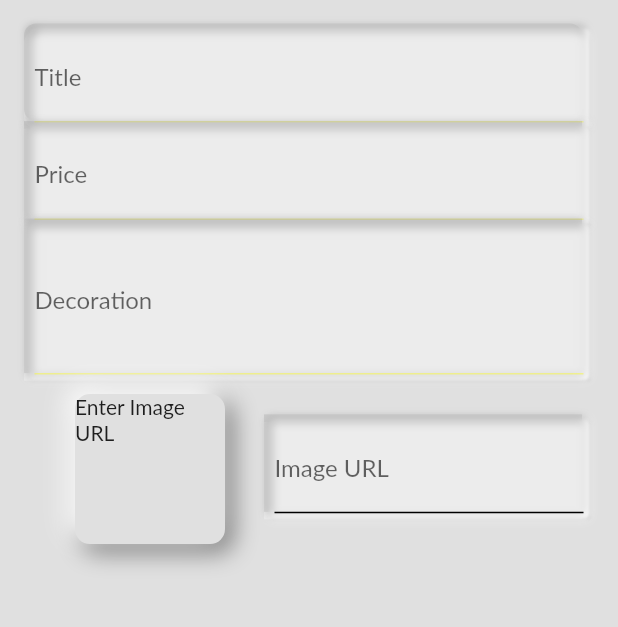
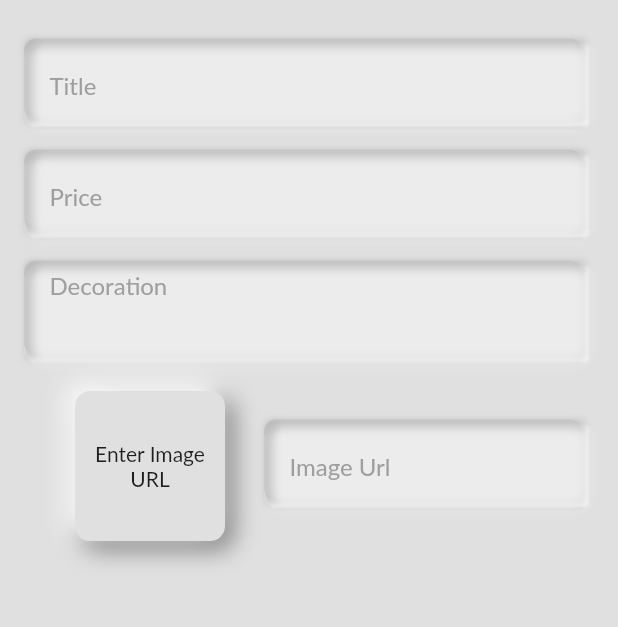
Before and after one commit to minhho89/Flutter_Shop_App, a Flutter app: the AddNewProductScreen screen opened by its route, on a phone screen of 412 x 824 dp, the part 124-751 px from its top. Run offline on Flutter 3.47's test engine with Material 2 defaults, Android fonts, the phone set to English and light mode, and no system bars; our stand-ins replace badges; Roboto replaces fonts that are missing (Lato).

Commit message:
cart neumorphic

```diff
--- a/lib/screens/add_new_screen/add_new_screen.dart
+++ b/lib/screens/add_new_screen/add_new_screen.dart
@@ -98,6 +98,7 @@ class _AddNewProductScreenState extends State<AddNewProductScreen> {
   Widget build(BuildContext context) {
     return Scaffold(
         backgroundColor: kBackgroundColor,
+        drawer: buildDrawer(context),
         appBar: CusTomAppBar(
           context: context,
           titleText: 'Add new product',
@@ -120,12 +121,13 @@ class _AddNewProductScreenState extends State<AddNewProductScreen> {
                     key: _keyForm,
                     child: ListView(
                       children: [
-                        NeumorphicTextInputField(
+                        Padding(
+                          padding: const EdgeInsets.symmetric(vertical: 10),
+                          child: NeumorphicTextInputField(
                             borderRadius: BorderRadius.circular(8),
                             textFormField: TextFormField(
-                              decoration: const InputDecoration(
-                                label: Text('Title'),
-                              ),
+                                decoration:
+                                    buildNeumorphicInputDecoration('Title'),
                                 keyboardType: TextInputType.text,
                                 textInputAction: TextInputAction.next,
                                 onSaved: (value) {
@@ -139,11 +141,14 @@ class _AddNewProductScreenState extends State<AddNewProductScreen> {
                                   );
                                 }),
                           ),
-                        NeumorphicTextInputField(
+                        ),
+                        Padding(
+                          padding: const EdgeInsets.symmetric(vertical: 10),
+                          child: NeumorphicTextInputField(
+                            borderRadius: BorderRadius.circular(8),
                             textFormField: TextFormField(
-                              decoration: const InputDecoration(
-                                label: Text('Price'),
-                              ),
+                                decoration:
+                                    buildNeumorphicInputDecoration('Price'),
                                 keyboardType: TextInputType.number,
                                 textInputAction: TextInputAction.next,
                                 onSaved: (value) {
@@ -157,13 +162,16 @@ class _AddNewProductScreenState extends State<AddNewProductScreen> {
                                   );
                                 }),
                           ),
-                        NeumorphicTextInputField(
+                        ),
+                        Padding(
+                          padding: const EdgeInsets.symmetric(vertical: 10),
+                          child: NeumorphicTextInputField(
+                            borderRadius: BorderRadius.circular(8),
                             textFormField: TextFormField(
                                 keyboardType: TextInputType.multiline,
                                 maxLines: 3,
-                              decoration: const InputDecoration(
-                                label: Text('Decoration'),
-                              ),
+                                decoration: buildNeumorphicInputDecoration(
+                                    'Decoration'),
                                 textInputAction: TextInputAction.next,
                                 onSaved: (value) {
                                   _p = Product(
@@ -176,6 +184,7 @@ class _AddNewProductScreenState extends State<AddNewProductScreen> {
                                   );
                                 }),
                           ),
+                        ),
                         Row(
                           children: [
                             NeumorphicCard(
@@ -186,21 +195,24 @@ class _AddNewProductScreenState extends State<AddNewProductScreen> {
                                 width: 100,
                                 height: 100,
                                 child: _imageURLController.text.isEmpty
-                                    ? const Text('Enter Image URL')
+                                    ? const Center(
+                                        child: Text(
+                                        'Enter Image URL',
+                                        textAlign: TextAlign.center,
+                                      ))
                                     : Image.network(_imageURLController.text,
                                         fit: BoxFit.fill),
                               ),
                             ),
                             Expanded(
                               child: NeumorphicTextInputField(
+                                borderRadius: BorderRadius.circular(8),
                                 textFormField: TextFormField(
                                     controller: _imageURLController,
                                     textInputAction: TextInputAction.done,
                                     keyboardType: TextInputType.url,
-                                    decoration: const InputDecoration(
-                                      label: Text('Image URL'),
-                                      enabledBorder: UnderlineInputBorder(),
-                                    ),
+                                    decoration: buildNeumorphicInputDecoration(
+                                        'Image Url'),
                                     onFieldSubmitted: (_) {
                                       setState(() {});
                                       _saveForm();
--- a/lib/screens/my_cart_screen/components/total_row.dart
+++ b/lib/screens/my_cart_screen/components/total_row.dart
@@ -61,7 +61,11 @@ class _TotalRowState extends State<TotalRow> {
                 },
           child: _isLoading
               ? const CircularProgressIndicator()
-              : const Text('ORDER NOW'),
+              : Text(
+                  'ORDER NOW',
+                  style:
+                      TextStyle(color: Theme.of(context).colorScheme.onBackground),
+                ),
         ),
       ],
     );
```
Also changed, not shown: lib/providers/Auth.dart (+8 -0 lines), lib/screens/my_cart_screen/components/body.dart (+7 -3 lines), lib/screens/my_cart_screen/my_cart_screen.dart (+8 -3 lines), lib/widgets/app_drawer.dart (+10 -0 lines). Lines whose indentation alone changed are shown as unchanged.
